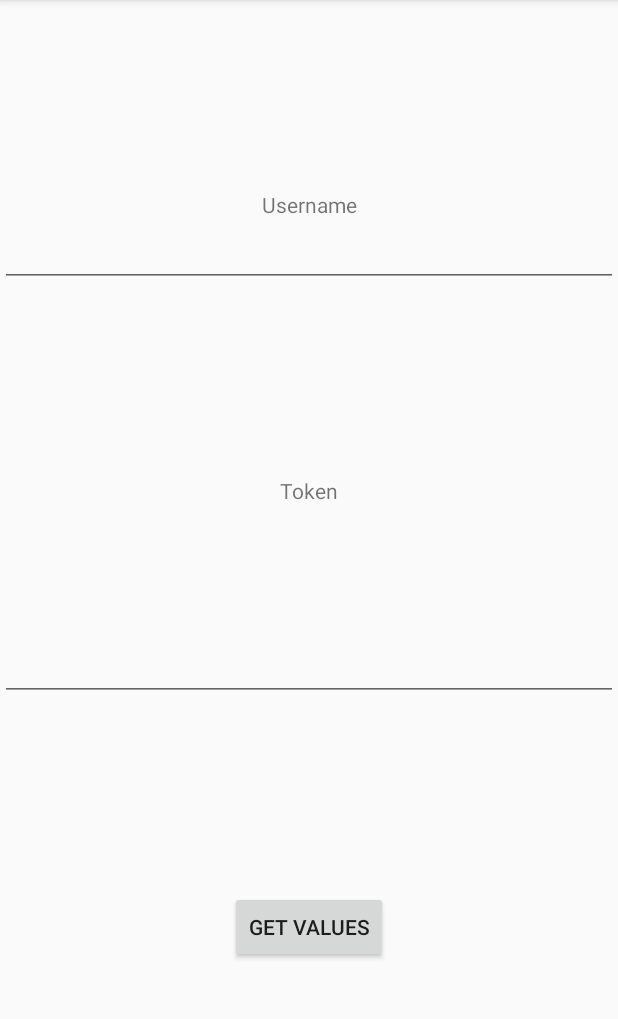
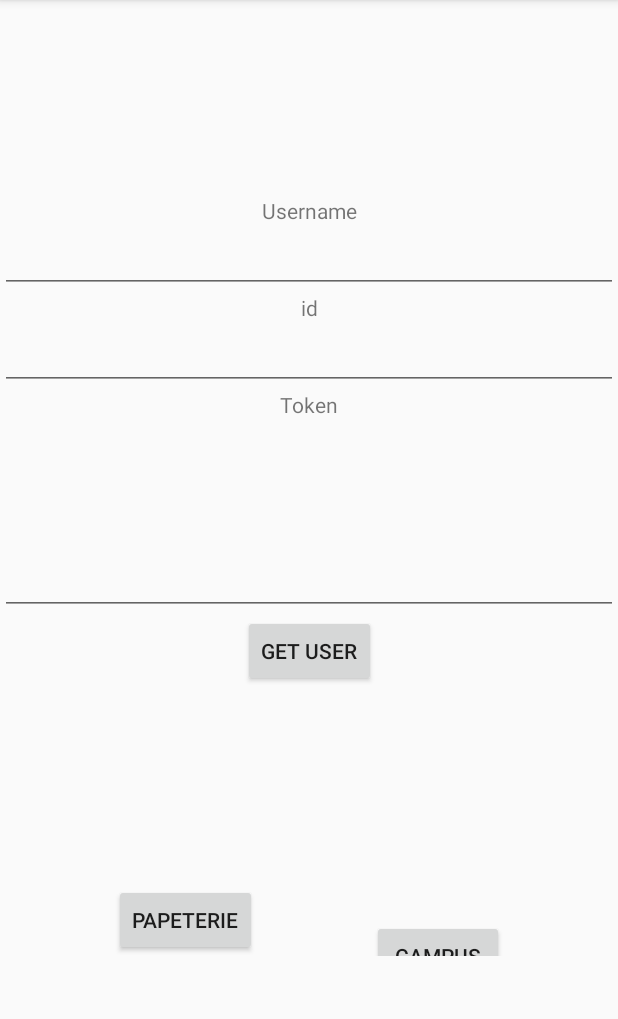
Before and after one commit to ladrinkteam/punktual, an Android app: the SimulationFragment screen opened through its navigation route, on a phone screen of 412 x 824 dp, the part 84-1103 px from its top. Run offline under Robolectric (Android 15) with nearby library versions, the phone set to English and light mode, and no system bars; libraries missing offline, so code that uses them is left out: com.google.firebase.iid; 1 statement that could not run was skipped.

Commit message:
Login with Retrofit

```diff
--- a/app/src/main/java/com/example/punktual/screens/login/LoginFragment.kt
+++ b/app/src/main/java/com/example/punktual/screens/login/LoginFragment.kt
@@ -9,11 +9,9 @@ import android.view.View
 import android.view.ViewGroup
 import androidx.navigation.findNavController
 import com.example.punktual.R
-import com.example.punktual.helpers.ApiAccess
 import com.example.punktual.helpers.Store
 import kotlinx.android.synthetic.main.fragment_login.*
 import kotlinx.android.synthetic.main.fragment_login.view.*
-import okhttp3.OkHttpClient
 
 /**
  * A simple [Fragment] subclass.
@@ -46,7 +44,7 @@ class LoginFragment : Fragment() {
     }
 
     private fun saveUsername() {
-        Store.putString("username", username.text.toString())
+        Store.putString("username", usernameEdit.text.toString())
     }
 
     private fun goToTestLoginFragment(view: View) {
--- a/app/src/main/java/com/example/punktual/screens/simulation/SimulationFragment.kt
+++ b/app/src/main/java/com/example/punktual/screens/simulation/SimulationFragment.kt
@@ -8,7 +8,6 @@ import android.view.View
 import android.view.ViewGroup
 import androidx.fragment.app.Fragment
 import com.example.punktual.R
-import com.example.punktual.helpers.ApiAccess
 import com.example.punktual.helpers.Store
 import com.example.punktual.interfaces.PunktualService
 import com.example.punktual.models.User
@@ -34,26 +33,17 @@ class SimulationFragment : Fragment() {
         // Inflate the layout for this fragment
         val binding: View = inflater.inflate(R.layout.fragment_simulation, container, false)
         Log.i("carl", "SimulationFragment")
-        binding.getValueButton.setOnClickListener{ onGetValues() }
+        binding.getUserButton.setOnClickListener{ onGetUser() }
 
         return binding.rootView
     }
 
-//    private fun onGetValues() {
-//        Log.i("carl", "onGetValue")
-//        username.setText(Store.getString("username"))
-//        token.setText(Store.getString("push_token"))
-//
-//        ApiAccess.postSign("/login","azerty", "token_20200220_1914")
-//
-//        ApiAccess.postSign("/register","azerty", "token_20200220_1914")
-//    }
+    private fun onGetUser() {
 
-    private fun onGetValues() {
-        Log.i("carl", "Je passe ici")
-        username.setText(Store.getString("username"))
-        token.setText(Store.getString("push_token"))
+        val usernameRequest = Store.getString("username")
+        val pushtokenRequest = Store.getString("push_token")
 
+        if (usernameRequest != null && pushtokenRequest != null) {
             val retrofit = Retrofit.Builder()
                 .baseUrl(url)
                 .addConverterFactory(MoshiConverterFactory.create())
@@ -61,21 +51,26 @@ class SimulationFragment : Fragment() {
 
             val service = retrofit.create(PunktualService::class.java)
 
-        val userToConnect: UserToConnect = UserToConnect("azerty", "mon_pushtoken")
+            val userToConnect: UserToConnect = UserToConnect(usernameRequest, pushtokenRequest)
             val userRequest = service.login(userToConnect)
 
             userRequest.enqueue(object : Callback<User> {
                 override fun onResponse(call: Call<User>, response: Response<User>) {
                     val user = response.body()
                     if (user != null) {
+                        usernameEdit.setText(user.username)
+                        idEdit.setText(user.id)
+                        tokenEdit.setText(user.pushToken)
                         Log.i("carl", "${user.id}")
                         Log.i("carl", "${user.username}")
                         Log.i("carl", "${user.pushToken}")
                     }
                 }
+
                 override fun onFailure(call: Call<User>, t: Throwable) {
                     error("KO")
                 }
             })
         }
     }
+}
--- a/app/src/main/res/layout/fragment_login.xml
+++ b/app/src/main/res/layout/fragment_login.xml
@@ -70,16 +70,16 @@
                 android:layout_width="wrap_content"
                 android:layout_height="wrap_content"
                 android:layout_marginTop="19dp"
-                android:labelFor="@id/username"
+                android:labelFor="@id/usernameEdit"
                 android:text="@string/username"
-                app:layout_constraintBottom_toTopOf="@+id/username"
-                app:layout_constraintEnd_toEndOf="@+id/username"
+                app:layout_constraintBottom_toTopOf="@+id/usernameEdit"
+                app:layout_constraintEnd_toEndOf="@+id/usernameEdit"
                 app:layout_constraintHorizontal_bias="0.5"
-                app:layout_constraintStart_toStartOf="@+id/username"
+                app:layout_constraintStart_toStartOf="@+id/usernameEdit"
                 app:layout_constraintTop_toTopOf="parent" />
 
             <EditText
-                android:id="@+id/username"
+                android:id="@+id/usernameEdit"
                 android:layout_width="wrap_content"
                 android:layout_height="wrap_content"
                 android:ems="14"
--- a/app/src/main/res/layout/fragment_simulation.xml
+++ b/app/src/main/res/layout/fragment_simulation.xml
@@ -9,92 +9,142 @@
     <androidx.constraintlayout.widget.ConstraintLayout
         android:layout_width="match_parent"
         android:layout_height="match_parent"
-        android:orientation="vertical">
+        android:orientation="vertical"
+        tools:layout_editor_absoluteX="-16dp"
+        tools:layout_editor_absoluteY="105dp">
 
         <androidx.constraintlayout.widget.ConstraintLayout
-            android:id="@+id/usernameLayout"
+            android:id="@+id/userLayout"
             android:layout_width="match_parent"
             android:layout_height="wrap_content"
             android:orientation="vertical"
-            app:layout_constraintBottom_toTopOf="@+id/tokenLayout"
-            app:layout_constraintTop_toTopOf="parent">
+            app:layout_constraintBottom_toTopOf="@+id/simulationLayout"
+            app:layout_constraintTop_toTopOf="parent"
+            tools:layout_editor_absoluteX="0dp">
 
             <TextView
                 android:id="@+id/usernameLabel"
                 android:layout_width="wrap_content"
                 android:layout_height="wrap_content"
-                android:labelFor="@id/username"
+                android:labelFor="@id/usernameEdit"
                 android:text="@string/username"
-                app:layout_constraintBottom_toTopOf="@+id/username"
+                app:layout_constraintBottom_toTopOf="@+id/usernameEdit"
                 app:layout_constraintEnd_toEndOf="parent"
                 app:layout_constraintStart_toStartOf="parent"
                 app:layout_constraintTop_toTopOf="parent"
                 tools:layout_editor_absoluteX="20dp" />
 
             <EditText
-                android:id="@+id/username"
+                android:id="@+id/usernameEdit"
                 android:layout_width="match_parent"
                 android:layout_height="wrap_content"
                 android:ems="14"
                 android:importantForAutofill="no"
                 android:inputType="textPersonName"
-                app:layout_constraintBottom_toBottomOf="parent"
+                app:layout_constraintBottom_toTopOf="@id/idLabel"
                 app:layout_constraintEnd_toEndOf="parent"
                 app:layout_constraintStart_toStartOf="parent"
                 app:layout_constraintTop_toBottomOf="@+id/usernameLabel" />
 
-        </androidx.constraintlayout.widget.ConstraintLayout>
 
-        <androidx.constraintlayout.widget.ConstraintLayout
-            android:id="@+id/tokenLayout"
+            <TextView
+                android:id="@+id/idLabel"
+                android:layout_width="wrap_content"
+                android:layout_height="wrap_content"
+                android:labelFor="@id/idEdit"
+                android:text="@string/id"
+                app:layout_constraintBottom_toTopOf="@+id/idEdit"
+                app:layout_constraintEnd_toEndOf="parent"
+                app:layout_constraintStart_toStartOf="parent"
+                app:layout_constraintTop_toBottomOf="@id/usernameEdit"
+
+                tools:layout_editor_absoluteX="20dp" />
+
+            <EditText
+                android:id="@+id/idEdit"
                 android:layout_width="match_parent"
                 android:layout_height="wrap_content"
-            android:orientation="vertical"
-            app:layout_constraintBottom_toTopOf="@+id/getValueButton"
+                android:ems="14"
+                android:importantForAutofill="no"
+                android:inputType="textPersonName"
+                app:layout_constraintBottom_toTopOf="@id/tokenLabel"
                 app:layout_constraintEnd_toEndOf="parent"
-            app:layout_constraintHorizontal_bias="0.5"
                 app:layout_constraintStart_toStartOf="parent"
-            app:layout_constraintTop_toBottomOf="@+id/usernameLayout">
+                app:layout_constraintTop_toBottomOf="@+id/idLabel" />
 
             <TextView
                 android:id="@+id/tokenLabel"
                 android:layout_width="wrap_content"
                 android:layout_height="wrap_content"
-                android:labelFor="@id/token"
+                android:labelFor="@id/tokenEdit"
                 android:text="@string/token"
-                app:layout_constraintBottom_toTopOf="@+id/token"
+                app:layout_constraintBottom_toTopOf="@+id/tokenEdit"
                 app:layout_constraintEnd_toEndOf="parent"
                 app:layout_constraintStart_toStartOf="parent"
-                app:layout_constraintTop_toTopOf="parent"
+                app:layout_constraintTop_toBottomOf="@id/idEdit"
                 tools:layout_editor_absoluteX="20dp" />
 
             <EditText
-                android:id="@+id/token"
+                android:id="@+id/tokenEdit"
                 android:layout_width="match_parent"
                 android:layout_height="wrap_content"
                 android:ems="14"
                 android:importantForAutofill="no"
                 android:inputType="textMultiLine"
                 android:lines="5"
-                app:layout_constraintBottom_toBottomOf="parent"
+                app:layout_constraintBottom_toTopOf="@id/getUserButton"
                 app:layout_constraintEnd_toEndOf="parent"
                 app:layout_constraintStart_toStartOf="parent"
                 app:layout_constraintTop_toBottomOf="@+id/tokenLabel" />
 
-
-        </androidx.constraintlayout.widget.ConstraintLayout>
-
             <Button
-            android:id="@+id/getValueButton"
+                android:id="@+id/getUserButton"
                 android:layout_width="wrap_content"
                 android:layout_height="wrap_content"
-            android:text="@string/get_values"
+                android:text="@string/get_user"
                 app:layout_constraintBottom_toBottomOf="parent"
                 app:layout_constraintEnd_toEndOf="parent"
                 app:layout_constraintHorizontal_bias="0.5"
                 app:layout_constraintStart_toStartOf="parent"
-            app:layout_constraintTop_toBottomOf="@+id/tokenLayout" />
+                app:layout_constraintTop_toBottomOf="@+id/tokenEdit" />
+
+        </androidx.constraintlayout.widget.ConstraintLayout>
+
+        <androidx.constraintlayout.widget.ConstraintLayout
+            android:id="@+id/simulationLayout"
+            android:layout_width="match_parent"
+            android:layout_height="wrap_content"
+            android:orientation="horizontal"
+            app:layout_constraintBottom_toBottomOf="parent"
+            app:layout_constraintTop_toBottomOf="@+id/userLayout"
+            tools:layout_editor_absoluteX="-16dp">
+
+            <Button
+                android:id="@+id/papeterieButton"
+                android:layout_width="wrap_content"
+                android:layout_height="wrap_content"
+                android:text="@string/papeterie"
+                app:layout_constraintBottom_toBottomOf="parent"
+                app:layout_constraintEnd_toStartOf="@+id/campusButton"
+                app:layout_constraintHorizontal_bias="0.5"
+                app:layout_constraintStart_toStartOf="parent"
+                app:layout_constraintTop_toTopOf="parent"
+                app:layout_constraintVertical_bias="0.0" />
+
+            <Button
+                android:id="@+id/campusButton"
+                android:layout_width="wrap_content"
+                android:layout_height="wrap_content"
+                android:text="@string/campus"
+                app:layout_constraintBottom_toBottomOf="parent"
+                app:layout_constraintEnd_toEndOf="parent"
+                app:layout_constraintHorizontal_bias="0.5"
+                app:layout_constraintStart_toEndOf="@+id/papeterieButton"
+                app:layout_constraintTop_toBottomOf="parent"
+                app:layout_constraintVertical_bias="1.0" />
 
         </androidx.constraintlayout.widget.ConstraintLayout>
 
     </androidx.constraintlayout.widget.ConstraintLayout>
+
+</androidx.constraintlayout.widget.ConstraintLayout>
--- a/app/src/main/res/values/strings.xml
+++ b/app/src/main/res/values/strings.xml
@@ -1,11 +1,13 @@
 <resources>
     <string name="app_name">Punktual</string>
-
     <string name="sign_up">Sign up</string>
     <string name="sign_in">sign in</string>
     <string name="username">Username</string>
     <string name="a_clock">a clock</string>
     <string name="token">Token</string>
     <string name="timberTag">carl</string>
-    <string name="get_values">get values</string>
+    <string name="id">id</string>
+    <string name="papeterie">papeterie</string>
+    <string name="campus">campus</string>
+    <string name="get_user">get user</string>
 </resources>
```
Lines whose indentation alone changed are shown as unchanged.
